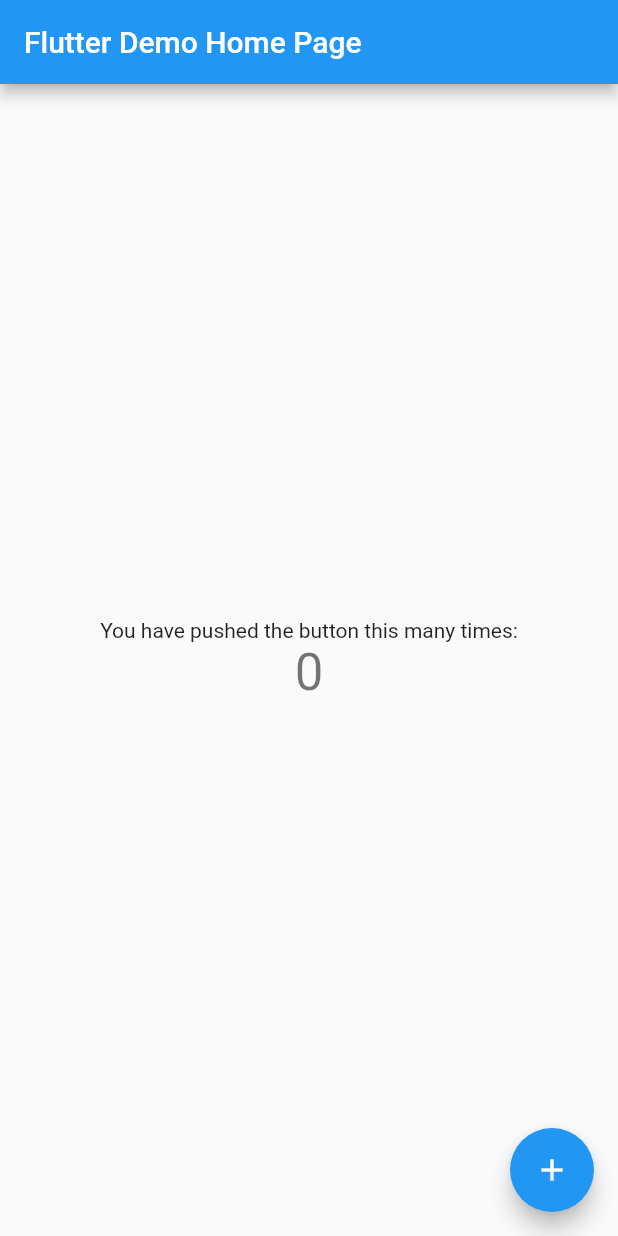
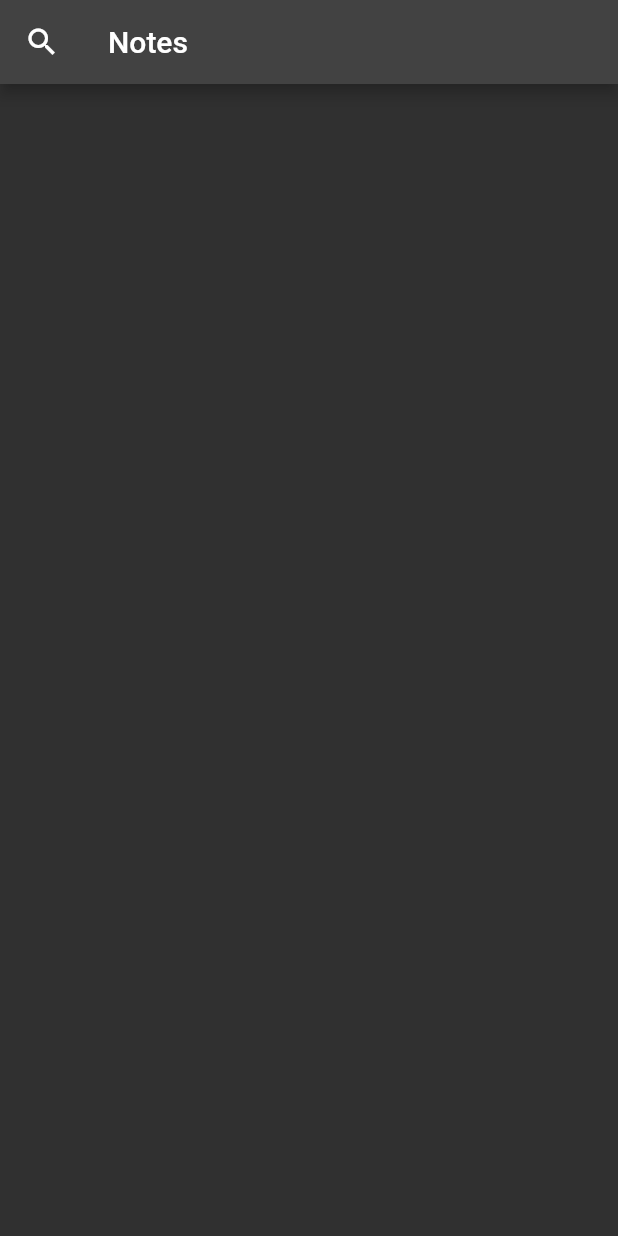
Before and after one commit to ahhmedsafwat/note_app, a Flutter app: the screen it shows after launch, on a phone screen of 412 x 824 dp. Run offline on Flutter 3.47's test engine with Material 2 defaults, Android fonts, the phone set to English and light mode, and no system bars.

Commit message:
constituited the home page, and set the main theme of the app

```diff
--- a/lib/main.dart
+++ b/lib/main.dart
@@ -1,115 +1,20 @@
 import 'package:flutter/material.dart';
+import 'package:note_app/screens/home_page.dart';
 
-void main() {
-  runApp(const MyApp());
+void main(List<String> args) {
+  runApp(const NoteApp());
 }
 
-class MyApp extends StatelessWidget {
-  const MyApp({super.key});
+class NoteApp extends StatelessWidget {
+  const NoteApp({super.key});
 
-  // This widget is the root of your application.
   @override
   Widget build(BuildContext context) {
     return MaterialApp(
-      title: 'Flutter Demo',
-      theme: ThemeData(
-        // This is the theme of your application.
-        //
-        // Try running your application with "flutter run". You'll see the
-        // application has a blue toolbar. Then, without quitting the app, try
-        // changing the primarySwatch below to Colors.green and then invoke
-        // "hot reload" (press "r" in the console where you ran "flutter run",
-        // or simply save your changes to "hot reload" in a Flutter IDE).
-        // Notice that the counter didn't reset back to zero; the application
-        // is not restarted.
-        primarySwatch: Colors.blue,
-      ),
-      home: const MyHomePage(title: 'Flutter Demo Home Page'),
+      routes: {HomePage.id: (context) => const HomePage()},
+      initialRoute: 'HomePage',
+      debugShowCheckedModeBanner: false,
+      theme: ThemeData.dark(),
     );
   }
 }
-
-class MyHomePage extends StatefulWidget {
-  const MyHomePage({super.key, required this.title});
-
-  // This widget is the home page of your application. It is stateful, meaning
-  // that it has a State object (defined below) that contains fields that affect
-  // how it looks.
-
-  // This class is the configuration for the state. It holds the values (in this
-  // case the title) provided by the parent (in this case the App widget) and
-  // used by the build method of the State. Fields in a Widget subclass are
-  // always marked "final".
-
-  final String title;
-
-  @override
-  State<MyHomePage> createState() => _MyHomePageState();
-}
-
-class _MyHomePageState extends State<MyHomePage> {
-  int _counter = 0;
-
-  void _incrementCounter() {
-    setState(() {
-      // This call to setState tells the Flutter framework that something has
-      // changed in this State, which causes it to rerun the build method below
-      // so that the display can reflect the updated values. If we changed
-      // _counter without calling setState(), then the build method would not be
-      // called again, and so nothing would appear to happen.
-      _counter++;
-    });
-  }
-
-  @override
-  Widget build(BuildContext context) {
-    // This method is rerun every time setState is called, for instance as done
-    // by the _incrementCounter method above.
-    //
-    // The Flutter framework has been optimized to make rerunning build methods
-    // fast, so that you can just rebuild anything that needs updating rather
-    // than having to individually change instances of widgets.
-    return Scaffold(
-      appBar: AppBar(
-        // Here we take the value from the MyHomePage object that was created by
-        // the App.build method, and use it to set our appbar title.
-        title: Text(widget.title),
-      ),
-      body: Center(
-        // Center is a layout widget. It takes a single child and positions it
-        // in the middle of the parent.
-        child: Column(
-          // Column is also a layout widget. It takes a list of children and
-          // arranges them vertically. By default, it sizes itself to fit its
-          // children horizontally, and tries to be as tall as its parent.
-          //
-          // Invoke "debug painting" (press "p" in the console, choose the
-          // "Toggle Debug Paint" action from the Flutter Inspector in Android
-          // Studio, or the "Toggle Debug Paint" command in Visual Studio Code)
-          // to see the wireframe for each widget.
-          //
-          // Column has various properties to control how it sizes itself and
-          // how it positions its children. Here we use mainAxisAlignment to
-          // center the children vertically; the main axis here is the vertical
-          // axis because Columns are vertical (the cross axis would be
-          // horizontal).
-          mainAxisAlignment: MainAxisAlignment.center,
-          children: <Widget>[
-            const Text(
-              'You have pushed the button this many times:',
-            ),
-            Text(
-              '$_counter',
-              style: Theme.of(context).textTheme.headlineMedium,
-            ),
-          ],
-        ),
-      ),
-      floatingActionButton: FloatingActionButton(
-        onPressed: _incrementCounter,
-        tooltip: 'Increment',
-        child: const Icon(Icons.add),
-      ), // This trailing comma makes auto-formatting nicer for build methods.
-    );
-  }
-}
--- /dev/null
+++ b/lib/screens/home_page.dart
@@ -0,0 +1,20 @@
+import 'package:flutter/material.dart';
+
+class HomePage extends StatelessWidget {
+  const HomePage({super.key});
+  static String id = 'HomePage';
+  @override
+  Widget build(BuildContext context) {
+    return Scaffold(
+      appBar: AppBar(
+        title: Text(
+          'Notes',
+        ),
+        leading: IconButton(
+          icon: const Icon(Icons.search),
+          onPressed: () {},
+        ),
+      ),
+    );
+  }
+}
```
Also changed, not shown: 1 other file.
